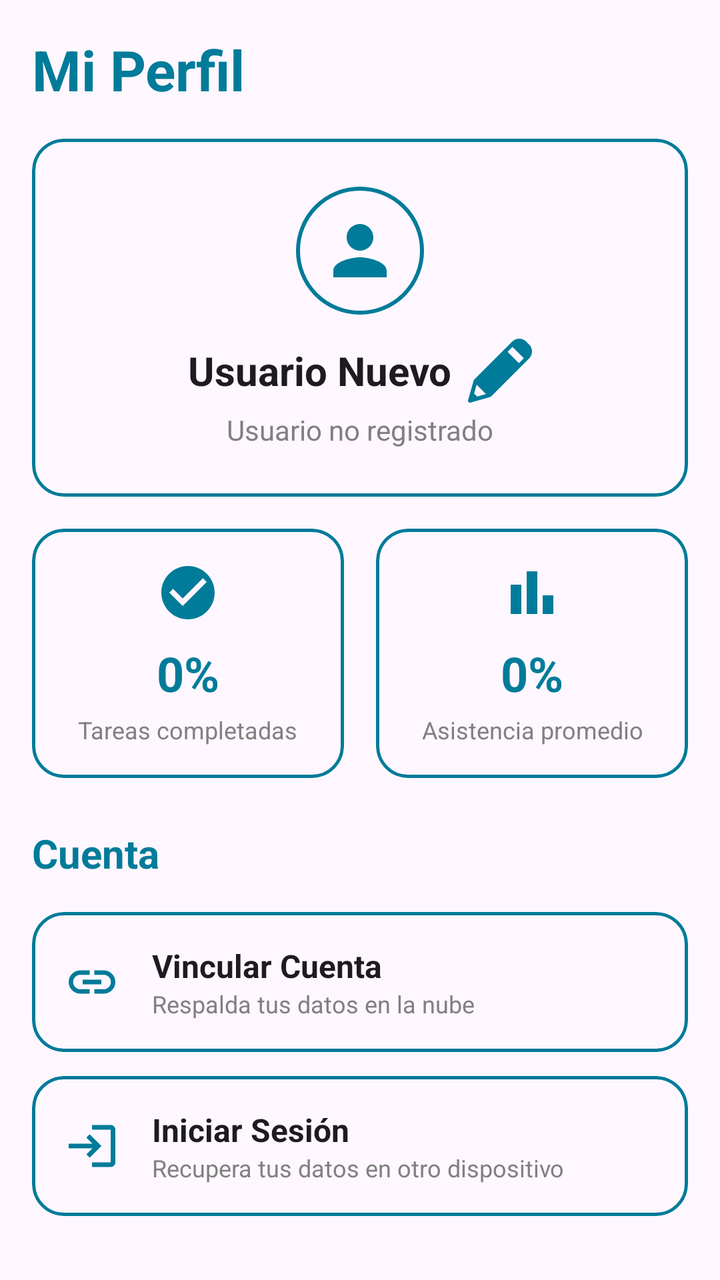
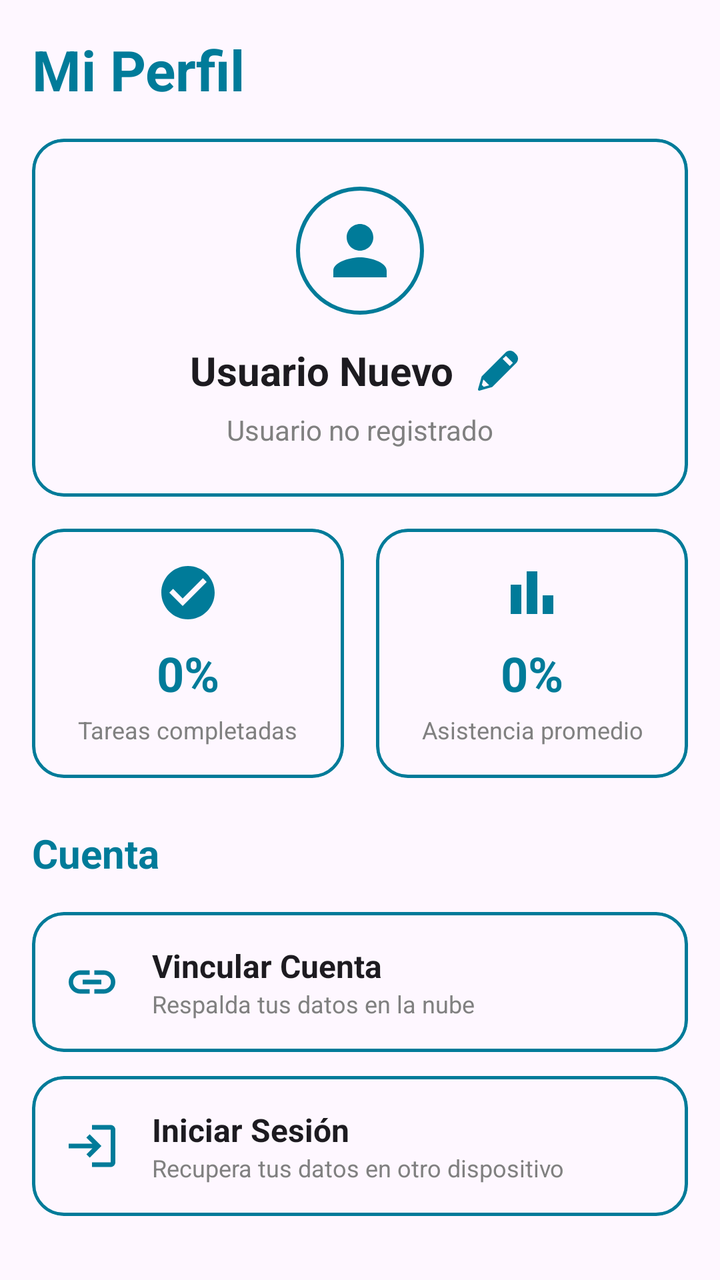

Screens rendered from an Android XML layout before and after an edit, with the pre-edit source and the edit as a unified diff.
<!-- AndroidManifest.xml: application theme Theme.StudiOS -->
<!-- res/layout/fragment_perfil.xml -->
<?xml version="1.0" encoding="utf-8"?>
<ScrollView xmlns:android="http://schemas.android.com/apk/res/android"
    xmlns:app="http://schemas.android.com/apk/res-auto"
    android:layout_width="match_parent"
    android:layout_height="match_parent"
    android:background="?attr/colorSurface"
    android:padding="16dp">

    <LinearLayout
        android:layout_width="match_parent"
        android:layout_height="wrap_content"
        android:orientation="vertical">

        <TextView
            android:layout_width="wrap_content"
            android:layout_height="wrap_content"
            android:text="Mi Perfil"
            android:textSize="28sp"
            android:textStyle="bold"
            android:textColor="@color/studios_cyan_titulo"
            android:shadowColor="@color/studios_cyan_sombra"
            android:shadowDx="0"
            android:shadowDy="0"
            android:shadowRadius="15"
            android:layout_marginBottom="16dp" />

        <com.google.android.material.card.MaterialCardView
            android:layout_width="match_parent"
            android:layout_height="wrap_content"
            android:layout_marginBottom="16dp"
            app:cardCornerRadius="16dp"
            app:cardBackgroundColor="@android:color/transparent"
            app:strokeColor="@color/studios_cyan_titulo"
            app:strokeWidth="1.5dp">

            <LinearLayout
                android:layout_width="match_parent"
                android:layout_height="wrap_content"
                android:orientation="vertical"
                android:gravity="center"
                android:padding="24dp">

                <ImageView
                    android:layout_width="64dp"
                    android:layout_height="64dp"
                    android:src="@drawable/ic_person"
                    android:background="@drawable/bg_circle_cyan"
                    android:padding="12dp"
                    app:tint="@color/studios_cyan_titulo" />

                <LinearLayout
                    android:layout_width="wrap_content"
                    android:layout_height="wrap_content"
                    android:orientation="horizontal"
                    android:gravity="center_vertical"
                    android:layout_marginTop="12dp">

                    <TextView
                        android:id="@+id/tvNombreUsuario"
                        android:layout_width="wrap_content"
                        android:layout_height="wrap_content"
                        android:text="Usuario Nuevo"
                        android:textColor="?attr/colorOnSurface"
                        android:textSize="20sp"
                        android:textStyle="bold" />

                    <ImageButton
                        android:id="@+id/btnEditarNombre"
                        android:layout_width="32dp"
                        android:layout_height="32dp"
                        android:layout_marginStart="8dp"
                        android:background="?attr/selectableItemBackgroundBorderless"
                        android:src="@drawable/ic_editar"
                        app:tint="@color/studios_cyan_titulo" />
                </LinearLayout>

                <TextView
                    android:id="@+id/tvEstadoUsuario"
                    android:layout_width="wrap_content"
                    android:layout_height="wrap_content"
                    android:text="Usuario no registrado"
                    android:textColor="@color/gris_texto"
                    android:textSize="14sp"
                    android:layout_marginTop="4dp" />
            </LinearLayout>
        </com.google.android.material.card.MaterialCardView>

        <LinearLayout
            android:layout_width="match_parent"
            android:layout_height="wrap_content"
            android:orientation="horizontal"
            android:baselineAligned="false"
            android:layout_marginBottom="24dp">

            <com.google.android.material.card.MaterialCardView
                android:layout_width="0dp"
                android:layout_height="wrap_content"
                android:layout_weight="1"
                android:layout_marginEnd="8dp"
                app:cardCornerRadius="16dp"
                app:cardBackgroundColor="@android:color/transparent"
                app:strokeColor="@color/studios_cyan_titulo"
                app:strokeWidth="1.5dp">

                <LinearLayout
                    android:layout_width="match_parent"
                    android:layout_height="wrap_content"
                    android:orientation="vertical"
                    android:gravity="center"
                    android:padding="16dp">

                    <ImageView
                        android:layout_width="32dp"
                        android:layout_height="32dp"
                        android:src="@drawable/ic_check_circle"
                        app:tint="@color/studios_cyan_titulo" />

                    <TextView
                        android:id="@+id/tvStatTareas"
                        android:layout_width="wrap_content"
                        android:layout_height="wrap_content"
                        android:text="0%"
                        android:textColor="@color/studios_cyan_titulo"
                        android:textSize="24sp"
                        android:textStyle="bold"
                        android:shadowColor="@color/studios_cyan_sombra"
                        android:shadowDx="0"
                        android:shadowDy="0"
                        android:shadowRadius="10"
                        android:layout_marginTop="8dp" />

                    <TextView
                        android:layout_width="wrap_content"
                        android:layout_height="wrap_content"
                        android:text="Tareas completadas"
                        android:textColor="@color/gris_texto"
                        android:textSize="12sp"
                        android:gravity="center"
                        android:layout_marginTop="4dp" />
                </LinearLayout>
            </com.google.android.material.card.MaterialCardView>

            <com.google.android.material.card.MaterialCardView
                android:layout_width="0dp"
                android:layout_height="wrap_content"
                android:layout_weight="1"
                android:layout_marginStart="8dp"
                app:cardCornerRadius="16dp"
                app:cardBackgroundColor="@android:color/transparent"
                app:strokeColor="@color/studios_cyan_titulo"
                app:strokeWidth="1.5dp">

                <LinearLayout
                    android:layout_width="match_parent"
                    android:layout_height="wrap_content"
                    android:orientation="vertical"
                    android:gravity="center"
                    android:padding="16dp">

                    <ImageView
                        android:layout_width="32dp"
                        android:layout_height="32dp"
                        android:src="@drawable/ic_bar_chart"
                        app:tint="@color/studios_cyan_titulo" />

                    <TextView
                        android:id="@+id/tvStatAsistencia"
                        android:layout_width="wrap_content"
                        android:layout_height="wrap_content"
                        android:text="0%"
                        android:textColor="@color/studios_cyan_titulo"
                        android:textSize="24sp"
                        android:textStyle="bold"
                        android:shadowColor="@color/studios_cyan_sombra"
                        android:shadowDx="0"
                        android:shadowDy="0"
                        android:shadowRadius="10"
                        android:layout_marginTop="8dp" />

                    <TextView
                        android:layout_width="wrap_content"
                        android:layout_height="wrap_content"
                        android:text="Asistencia promedio"
                        android:textColor="@color/gris_texto"
                        android:textSize="12sp"
                        android:gravity="center"
                        android:layout_marginTop="4dp" />
                </LinearLayout>
            </com.google.android.material.card.MaterialCardView>

        </LinearLayout>

        <TextView
            android:layout_width="wrap_content"
            android:layout_height="wrap_content"
            android:text="Cuenta"
            android:textSize="20sp"
            android:textStyle="bold"
            android:textColor="@color/studios_cyan_titulo"
            android:shadowColor="@color/studios_cyan_sombra"
            android:shadowDx="0"
            android:shadowDy="0"
            android:shadowRadius="15"
            android:layout_marginBottom="16dp" />

        <com.google.android.material.card.MaterialCardView
            android:id="@+id/cardVincularCuenta"
            android:layout_width="match_parent"
            android:layout_height="wrap_content"
            android:layout_marginBottom="12dp"
            android:clickable="true"
            android:focusable="true"
            app:cardCornerRadius="16dp"
            app:cardBackgroundColor="@android:color/transparent"
            app:strokeColor="@color/studios_cyan_titulo"
            app:strokeWidth="1.5dp">

            <LinearLayout
                android:layout_width="match_parent"
                android:layout_height="wrap_content"
                android:orientation="horizontal"
                android:gravity="center_vertical"
                android:padding="16dp">

                <ImageView
                    android:layout_width="28dp"
                    android:layout_height="28dp"
                    android:src="@drawable/ic_link"
                    app:tint="@color/studios_cyan_titulo" />

                <LinearLayout
                    android:layout_width="0dp"
                    android:layout_height="wrap_content"
                    android:layout_weight="1"
                    android:orientation="vertical"
                    android:layout_marginStart="16dp">

                    <TextView
                        android:layout_width="wrap_content"
                        android:layout_height="wrap_content"
                        android:text="Vincular Cuenta"
                        android:textColor="?attr/colorOnSurface"
                        android:textSize="16sp"
                        android:textStyle="bold" />

                    <TextView
                        android:layout_width="wrap_content"
                        android:layout_height="wrap_content"
                        android:text="Respalda tus datos en la nube"
                        android:textColor="@color/gris_texto"
                        android:textSize="12sp" />
                </LinearLayout>
            </LinearLayout>
        </com.google.android.material.card.MaterialCardView>

        <com.google.android.material.card.MaterialCardView
            android:id="@+id/cardIniciarSesion"
            android:layout_width="match_parent"
            android:layout_height="wrap_content"
            android:clickable="true"
            android:focusable="true"
            app:cardCornerRadius="16dp"
            app:cardBackgroundColor="@android:color/transparent"
            app:strokeColor="@color/studios_cyan_titulo"
            app:strokeWidth="1.5dp">

            <LinearLayout
                android:layout_width="match_parent"
                android:layout_height="wrap_content"
                android:orientation="horizontal"
                android:gravity="center_vertical"
                android:padding="16dp">

                <ImageView
                    android:layout_width="28dp"
                    android:layout_height="28dp"
                    android:src="@drawable/ic_login"
                    app:tint="@color/studios_cyan_titulo" />

                <LinearLayout
                    android:layout_width="0dp"
                    android:layout_height="wrap_content"
                    android:layout_weight="1"
                    android:orientation="vertical"
                    android:layout_marginStart="16dp">

                    <TextView
                        android:layout_width="wrap_content"
                        android:layout_height="wrap_content"
                        android:text="Iniciar Sesión"
                        android:textColor="?attr/colorOnSurface"
                        android:textSize="16sp"
                        android:textStyle="bold" />

                    <TextView
                        android:layout_width="wrap_content"
                        android:layout_height="wrap_content"
                        android:text="Recupera tus datos en otro dispositivo"
                        android:textColor="@color/gris_texto"
                        android:textSize="12sp" />
                </LinearLayout>
            </LinearLayout>
        </com.google.android.material.card.MaterialCardView>

    </LinearLayout>
</ScrollView>
<!-- resources referenced by this layout -->
<resources>
  <color name="gris_texto">#808080</color>
  <color name="studios_cyan_sombra">#00000000</color>
  <color name="studios_cyan_titulo">#007B99</color>
  <!-- drawable bg_circle_cyan (drawable) -->
  <?xml version="1.0" encoding="utf-8"?>
  <shape xmlns:android="http://schemas.android.com/apk/res/android"
      android:shape="oval">
      <stroke
          android:width="2dp"
          android:color="@color/studios_cyan_titulo" />
  
      <solid android:color="@android:color/transparent" />
  </shape>
  <!-- drawable ic_bar_chart (drawable) -->
  <vector xmlns:android="http://schemas.android.com/apk/res/android" android:height="24dp" android:tint="#000000" android:viewportHeight="24" android:viewportWidth="24" android:width="24dp">
        
      <path android:fillColor="@android:color/white" android:pathData="M4,9h4v11h-4z"/>
        
      <path android:fillColor="@android:color/white" android:pathData="M16,13h4v7h-4z"/>
        
      <path android:fillColor="@android:color/white" android:pathData="M10,4h4v16h-4z"/>
      
  </vector>
  <!-- drawable ic_check_circle (drawable) -->
  <vector xmlns:android="http://schemas.android.com/apk/res/android" android:height="24dp" android:tint="#000000" android:viewportHeight="24" android:viewportWidth="24" android:width="24dp">
        
      <path android:fillColor="@android:color/white" android:pathData="M12,2C6.48,2 2,6.48 2,12s4.48,10 10,10 10,-4.48 10,-10S17.52,2 12,2zM10,17l-5,-5 1.41,-1.41L10,14.17l7.59,-7.59L19,8l-9,9z"/>
      
  </vector>
  <!-- drawable ic_link (drawable) -->
  <vector xmlns:android="http://schemas.android.com/apk/res/android" android:height="24dp" android:tint="#000000" android:viewportHeight="24" android:viewportWidth="24" android:width="24dp">
        
      <path android:fillColor="@android:color/white" android:pathData="M3.9,12c0,-1.71 1.39,-3.1 3.1,-3.1h4L11,7L7,7c-2.76,0 -5,2.24 -5,5s2.24,5 5,5h4v-1.9L7,15.1c-1.71,0 -3.1,-1.39 -3.1,-3.1zM8,13h8v-2L8,11v2zM17,7h-4v1.9h4c1.71,0 3.1,1.39 3.1,3.1s-1.39,3.1 -3.1,3.1h-4L13,17h4c2.76,0 5,-2.24 5,-5s-2.24,-5 -5,-5z"/>
      
  </vector>
  <!-- drawable ic_login (drawable) -->
  <vector xmlns:android="http://schemas.android.com/apk/res/android" android:autoMirrored="true" android:height="24dp" android:tint="#000000" android:viewportHeight="24" android:viewportWidth="24" android:width="24dp">
        
      <path android:fillColor="@android:color/white" android:pathData="M11,7L9.6,8.4l2.6,2.6H2v2h10.2l-2.6,2.6L11,17l5,-5L11,7zM20,19h-8v2h8c1.1,0 2,-0.9 2,-2V5c0,-1.1 -0.9,-2 -2,-2h-8v2h8V19z"/>
      
  </vector>
  <!-- drawable ic_person (drawable) -->
  <vector xmlns:android="http://schemas.android.com/apk/res/android" android:height="24dp" android:tint="#000000" android:viewportHeight="24" android:viewportWidth="24" android:width="24dp">
        
      <path android:fillColor="@android:color/white" android:pathData="M12,12c2.21,0 4,-1.79 4,-4s-1.79,-4 -4,-4 -4,1.79 -4,4 1.79,4 4,4zM12,14c-2.67,0 -8,1.34 -8,4v2h16v-2c0,-2.66 -5.33,-4 -8,-4z"/>
      
  </vector>
  <style name="Theme.StudiOS" parent="Base.Theme.StudiOS" />
  <style name="Base.Theme.StudiOS" parent="Theme.Material3.DayNight.NoActionBar">
          
          
      </style>
  <!-- unchanged entries left out for length: 1 -->
</resources>

<!-- the commit's change to res/layout/fragment_perfil.xml (unified diff, before → after) -->
@@ -36,24 +36,24 @@
             <LinearLayout
                 android:layout_width="match_parent"
                 android:layout_height="wrap_content"
+                android:gravity="center"
                 android:orientation="vertical"
-                android:gravity="center"
                 android:padding="24dp">
 
                 <ImageView
                     android:layout_width="64dp"
                     android:layout_height="64dp"
-                    android:src="@drawable/ic_person"
                     android:background="@drawable/bg_circle_cyan"
                     android:padding="12dp"
+                    android:src="@drawable/ic_person"
                     app:tint="@color/studios_cyan_titulo" />
 
                 <LinearLayout
                     android:layout_width="wrap_content"
                     android:layout_height="wrap_content"
-                    android:orientation="horizontal"
+                    android:layout_marginTop="12dp"
                     android:gravity="center_vertical"
-                    android:layout_marginTop="12dp">
+                    android:orientation="horizontal">
 
                     <TextView
                         android:id="@+id/tvNombreUsuario"
@@ -68,7 +68,8 @@
                         android:id="@+id/btnEditarNombre"
                         android:layout_width="32dp"
                         android:layout_height="32dp"
-                        android:layout_marginStart="8dp"
+                        android:layout_marginStart="6dp"
+                        android:padding="6dp" android:scaleType="fitCenter"
                         android:background="?attr/selectableItemBackgroundBorderless"
                         android:src="@drawable/ic_editar"
                         app:tint="@color/studios_cyan_titulo" />
@@ -78,10 +79,10 @@
                     android:id="@+id/tvEstadoUsuario"
                     android:layout_width="wrap_content"
                     android:layout_height="wrap_content"
+                    android:layout_marginTop="4dp"
                     android:text="Usuario no registrado"
                     android:textColor="@color/gris_texto"
-                    android:textSize="14sp"
-                    android:layout_marginTop="4dp" />
+                    android:textSize="14sp" />
             </LinearLayout>
         </com.google.android.material.card.MaterialCardView>
 
